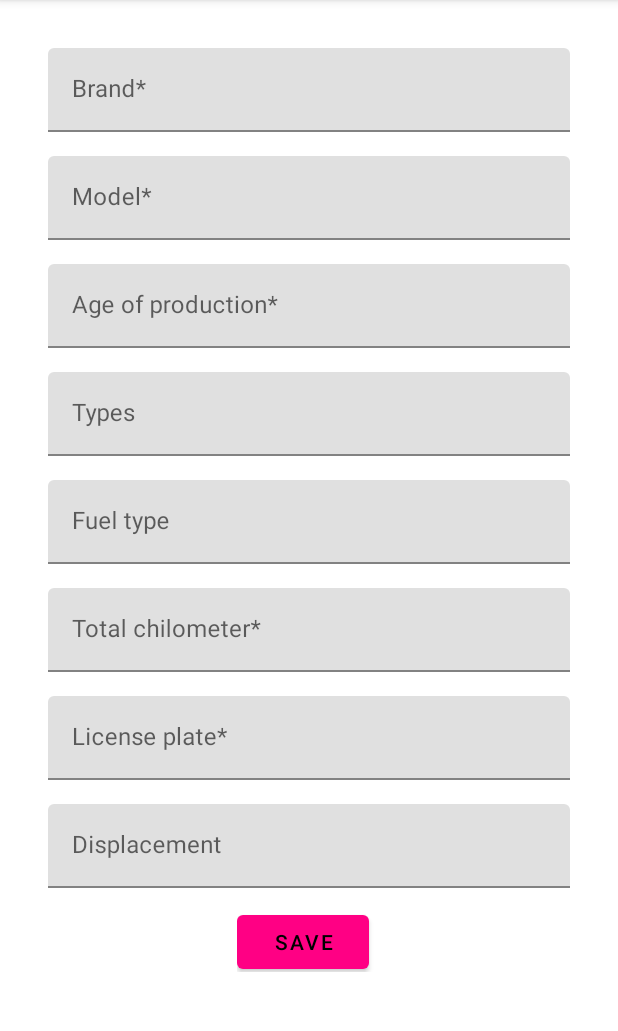
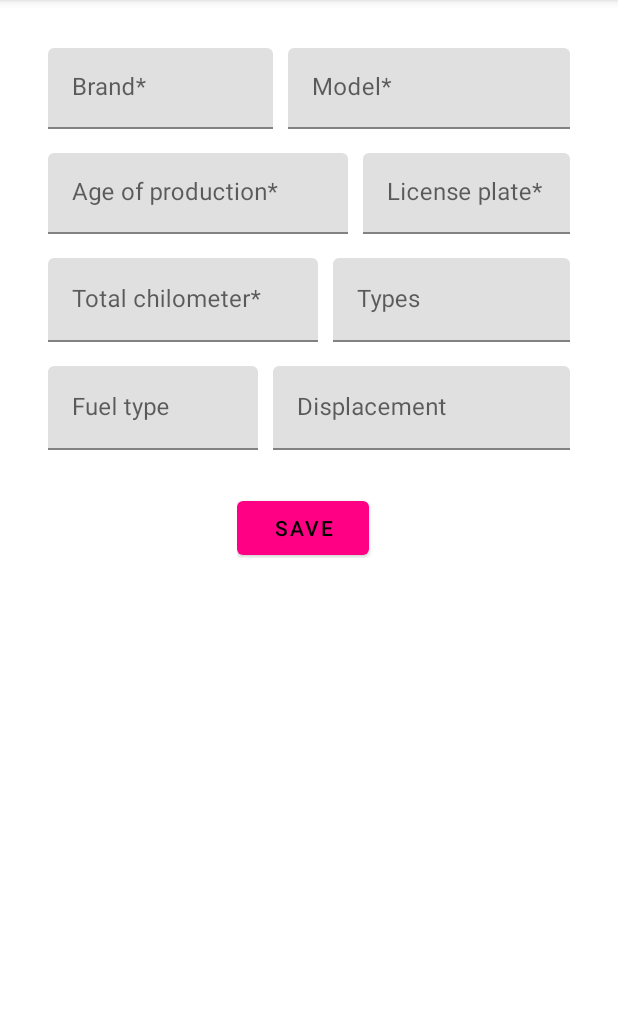
Before and after one commit to luigiiorio30/VehiclesList, an Android app: the AddCarsFragment screen opened through its navigation route, on a phone screen of 412 x 824 dp, the part 84-1115 px from its top. Run offline under Robolectric (Android 15) with nearby library versions, the phone set to English and light mode, and no system bars; our stand-ins replace navigation-ui.

Commit message:
Fixed portrait and landscape design of add car fragment

```diff
--- /dev/null
+++ b/app/src/main/res/layout-land/fragment_add_car.xml
@@ -0,0 +1,190 @@
+<?xml version="1.0" encoding="utf-8"?>
+<ScrollView xmlns:app="http://schemas.android.com/apk/res-auto"
+    xmlns:tools="http://schemas.android.com/tools"
+    android:layout_width="match_parent"
+    android:layout_height="match_parent"
+    xmlns:android="http://schemas.android.com/apk/res/android">
+<androidx.constraintlayout.widget.ConstraintLayout
+    android:layout_width="match_parent"
+    android:layout_height="match_parent"
+    android:layout_margin="16dp"
+    android:padding="16dp"
+    tools:context=".ui.AddCarsFragment">
+    <!-- TODO: Modify textbox -->
+    <com.google.android.material.textfield.TextInputLayout
+        android:id="@+id/name_label"
+        android:layout_width="400dp"
+        android:layout_height="56dp"
+        android:hint="@string/cars_name"
+        app:layout_constraintStart_toStartOf="parent"
+        app:layout_constraintTop_toTopOf="parent">
+
+        <com.google.android.material.textfield.TextInputEditText
+            android:id="@+id/name_input"
+            android:layout_width="match_parent"
+            android:layout_height="match_parent"
+            android:inputType="textAutoComplete"
+            android:maxLines="1"
+            android:singleLine="true" />
+
+    </com.google.android.material.textfield.TextInputLayout>
+
+    <com.google.android.material.textfield.TextInputLayout
+        android:id="@+id/model_name"
+        android:layout_width="0dp"
+        android:layout_height="54dp"
+        android:layout_marginStart="15dp"
+        android:hint="@string/cars_model"
+        app:layout_constraintEnd_toEndOf="parent"
+        app:layout_constraintStart_toEndOf="@+id/name_label"
+        app:layout_constraintTop_toTopOf="parent">
+
+        <com.google.android.material.textfield.TextInputEditText
+            android:id="@+id/model_input"
+            android:layout_width="match_parent"
+            android:layout_height="match_parent"
+            android:inputType="textAutoComplete"
+            android:maxLines="1" />
+
+    </com.google.android.material.textfield.TextInputLayout>
+
+    <com.google.android.material.textfield.TextInputLayout
+        android:id="@+id/age_label"
+        android:layout_width="221dp"
+        android:layout_height="56dp"
+        android:layout_marginTop="15dp"
+        android:hint="@string/age"
+        app:layout_constraintStart_toStartOf="parent"
+        app:layout_constraintTop_toBottomOf="@+id/name_label">
+
+        <com.google.android.material.textfield.TextInputEditText
+            android:id="@+id/age_input"
+            android:layout_width="match_parent"
+            android:layout_height="wrap_content"
+            android:inputType="number"
+            android:maxLength="4"
+            android:maxLines="1" />
+
+    </com.google.android.material.textfield.TextInputLayout>
+
+    <com.google.android.material.textfield.TextInputLayout
+        android:id="@+id/type"
+        android:layout_width="316dp"
+        android:layout_height="56dp"
+        android:layout_marginStart="15dp"
+        android:layout_marginTop="15dp"
+        android:hint="@string/type_cars"
+        app:layout_constraintStart_toEndOf="@+id/age_label"
+        app:layout_constraintTop_toBottomOf="@+id/model_name">
+
+        <com.google.android.material.textfield.TextInputEditText
+            android:id="@+id/type_input"
+            android:layout_width="316dp"
+            android:layout_height="wrap_content"
+            android:inputType="textMultiLine"
+            android:maxLines="1" />
+
+    </com.google.android.material.textfield.TextInputLayout>
+
+    <com.google.android.material.textfield.TextInputLayout
+        android:id="@+id/fuel"
+        android:layout_width="200dp"
+        android:layout_height="54dp"
+        android:layout_marginTop="16dp"
+        android:hint="@string/fuel"
+        app:layout_constraintStart_toStartOf="parent"
+        app:layout_constraintTop_toBottomOf="@id/type">
+
+        <com.google.android.material.textfield.TextInputEditText
+            android:id="@+id/fuel_input"
+            android:layout_width="match_parent"
+            android:layout_height="wrap_content"
+            android:inputType="textMultiLine"
+            android:maxLines="1" />
+
+    </com.google.android.material.textfield.TextInputLayout>
+
+    <com.google.android.material.textfield.TextInputLayout
+        android:id="@+id/chilometer"
+        android:layout_width="230dp"
+        android:layout_height="54dp"
+        android:layout_marginStart="15dp"
+        android:layout_marginTop="15dp"
+        android:hint="@string/chilometer"
+        app:layout_constraintStart_toEndOf="@+id/fuel"
+        app:layout_constraintTop_toBottomOf="@+id/type">
+
+        <com.google.android.material.textfield.TextInputEditText
+            android:id="@+id/chilometer_input"
+            android:layout_width="match_parent"
+            android:layout_height="wrap_content"
+            android:inputType="number"
+            android:maxLines="1" />
+
+    </com.google.android.material.textfield.TextInputLayout>
+
+    <com.google.android.material.textfield.TextInputLayout
+        android:id="@+id/license_plate"
+        android:layout_width="0dp"
+        android:layout_height="56dp"
+        android:layout_marginStart="15dp"
+        android:layout_marginTop="15dp"
+        android:hint="@string/license_plate"
+        app:layout_constraintEnd_toEndOf="parent"
+        app:layout_constraintStart_toEndOf="@+id/chilometer"
+        app:layout_constraintTop_toBottomOf="@+id/displacement">
+
+        <com.google.android.material.textfield.TextInputEditText
+            android:id="@+id/license_input"
+            android:layout_width="match_parent"
+            android:layout_height="wrap_content"
+            android:inputType="textMultiLine"
+            android:maxLength="7"
+            android:maxLines="1" />
+
+    </com.google.android.material.textfield.TextInputLayout>
+
+    <com.google.android.material.textfield.TextInputLayout
+        android:id="@+id/displacement"
+        android:layout_width="0dp"
+        android:layout_height="54dp"
+        android:layout_marginStart="15dp"
+        android:layout_marginTop="15dp"
+        android:hint="@string/displacement"
+        app:layout_constraintEnd_toEndOf="parent"
+        app:layout_constraintStart_toEndOf="@+id/type"
+        app:layout_constraintTop_toBottomOf="@+id/model_name">
+
+        <com.google.android.material.textfield.TextInputEditText
+            android:id="@+id/displacement_input"
+            android:layout_width="match_parent"
+            android:layout_height="wrap_content"
+            android:inputType="number"
+            android:maxLines="1" />
+
+    </com.google.android.material.textfield.TextInputLayout>
+
+    <LinearLayout
+        android:layout_width="wrap_content"
+        android:layout_height="wrap_content"
+        android:layout_marginTop="15dp"
+        android:gravity="center"
+        android:orientation="horizontal"
+        app:layout_constraintBottom_toBottomOf="parent"
+        app:layout_constraintEnd_toEndOf="parent"
+        app:layout_constraintStart_toStartOf="parent"
+        app:layout_constraintTop_toBottomOf="@+id/license_plate">
+
+        <com.google.android.material.button.MaterialButton
+            android:id="@+id/save_btn"
+            android:layout_width="wrap_content"
+            android:layout_height="wrap_content"
+            android:layout_marginTop="8dp"
+            android:layout_marginEnd="8dp"
+            android:text="@string/save" />
+
+        <!-- TODO: Fix layout for better user experience-->
+
+    </LinearLayout>
+</androidx.constraintlayout.widget.ConstraintLayout>
+</ScrollView>
--- a/app/src/main/res/layout/fragment_add_car.xml
+++ b/app/src/main/res/layout/fragment_add_car.xml
@@ -1,10 +1,11 @@
 <?xml version="1.0" encoding="utf-8"?>
-<ScrollView android:layout_width="match_parent"
+<ScrollView xmlns:app="http://schemas.android.com/apk/res-auto"
+    xmlns:tools="http://schemas.android.com/tools"
+    android:layout_width="match_parent"
     android:layout_height="match_parent"
     xmlns:android="http://schemas.android.com/apk/res/android">
-<androidx.constraintlayout.widget.ConstraintLayout xmlns:android="http://schemas.android.com/apk/res/android"
-    xmlns:app="http://schemas.android.com/apk/res-auto"
-    xmlns:tools="http://schemas.android.com/tools"
+
+    <androidx.constraintlayout.widget.ConstraintLayout
         android:layout_width="match_parent"
         android:layout_height="match_parent"
         android:layout_margin="16dp"
@@ -13,8 +14,8 @@
         <!-- TODO: Modify textbox -->
         <com.google.android.material.textfield.TextInputLayout
             android:id="@+id/name_label"
-        android:layout_width="match_parent"
-        android:layout_height="wrap_content"
+            android:layout_width="150dp"
+            android:layout_height="54dp"
             android:hint="@string/cars_name"
             app:layout_constraintStart_toStartOf="parent"
             app:layout_constraintTop_toTopOf="parent">
@@ -31,103 +32,108 @@
 
         <com.google.android.material.textfield.TextInputLayout
             android:id="@+id/model_name"
-        android:layout_width="match_parent"
-        android:layout_height="wrap_content"
-        android:layout_marginTop="16dp"
+            android:layout_width="0dp"
+            android:layout_height="54dp"
+            android:layout_marginStart="10dp"
             android:hint="@string/cars_model"
-        app:layout_constraintStart_toStartOf="parent"
-        app:layout_constraintTop_toBottomOf="@id/name_label">
+            app:layout_constraintEnd_toEndOf="parent"
+            app:layout_constraintStart_toEndOf="@+id/name_label"
+            app:layout_constraintTop_toTopOf="parent">
 
             <com.google.android.material.textfield.TextInputEditText
                 android:id="@+id/model_input"
                 android:layout_width="match_parent"
-            android:maxLines="1"
                 android:layout_height="match_parent"
-            android:inputType="textAutoComplete" />
+                android:inputType="textAutoComplete"
+                android:maxLines="1" />
 
         </com.google.android.material.textfield.TextInputLayout>
 
         <com.google.android.material.textfield.TextInputLayout
             android:id="@+id/age_label"
-        android:layout_width="match_parent"
-        android:layout_height="wrap_content"
+            android:layout_width="200dp"
+            android:layout_height="54dp"
             android:layout_marginTop="16dp"
             android:hint="@string/age"
             app:layout_constraintStart_toStartOf="parent"
-        app:layout_constraintTop_toBottomOf="@id/model_name">
+            app:layout_constraintTop_toBottomOf="@+id/name_label">
 
             <com.google.android.material.textfield.TextInputEditText
                 android:id="@+id/age_input"
                 android:layout_width="match_parent"
                 android:layout_height="wrap_content"
+                android:inputType="number"
                 android:maxLength="4"
+                android:maxLines="1" />
+
+        </com.google.android.material.textfield.TextInputLayout>
+
+        <com.google.android.material.textfield.TextInputLayout
+            android:id="@+id/type"
+            android:layout_width="0dp"
+            android:layout_height="wrap_content"
+            android:layout_marginStart="10dp"
+            android:layout_marginTop="16dp"
+            android:hint="@string/type_cars"
+            app:layout_constraintEnd_toEndOf="parent"
+            app:layout_constraintStart_toEndOf="@+id/chilometer"
+            app:layout_constraintTop_toBottomOf="@+id/license_plate">
+
+            <com.google.android.material.textfield.TextInputEditText
+                android:id="@+id/type_input"
+                android:layout_width="match_parent"
+                android:layout_height="wrap_content"
+                android:inputType="textMultiLine"
+                android:maxLines="1" />
+
+        </com.google.android.material.textfield.TextInputLayout>
+
+        <com.google.android.material.textfield.TextInputLayout
+            android:id="@+id/fuel"
+            android:layout_width="140dp"
+            android:layout_height="wrap_content"
+            android:layout_marginTop="16dp"
+            android:hint="@string/fuel"
+            app:layout_constraintStart_toStartOf="parent"
+            app:layout_constraintTop_toBottomOf="@+id/type">
+
+            <com.google.android.material.textfield.TextInputEditText
+                android:id="@+id/fuel_input"
+                android:layout_width="match_parent"
+                android:layout_height="wrap_content"
+                android:inputType="textMultiLine"
+                android:maxLines="1" />
+
+        </com.google.android.material.textfield.TextInputLayout>
+
+        <com.google.android.material.textfield.TextInputLayout
+            android:id="@+id/chilometer"
+            android:layout_width="180dp"
+            android:layout_height="wrap_content"
+            android:layout_marginTop="16dp"
+            android:hint="@string/chilometer"
+            app:layout_constraintStart_toStartOf="parent"
+            app:layout_constraintTop_toBottomOf="@+id/age_label">
+
+            <com.google.android.material.textfield.TextInputEditText
+                android:id="@+id/chilometer_input"
+                android:layout_width="match_parent"
+                android:layout_height="match_parent"
                 android:inputType="number"
                 android:maxLines="1" />
 
         </com.google.android.material.textfield.TextInputLayout>
 
         <com.google.android.material.textfield.TextInputLayout
-        android:id="@+id/type"
-        android:layout_width="match_parent"
-        android:layout_height="wrap_content"
-        android:layout_marginTop="16dp"
-        android:hint="@string/type_cars"
-        app:layout_constraintStart_toStartOf="parent"
-        app:layout_constraintTop_toBottomOf="@id/age_label">
-
-        <com.google.android.material.textfield.TextInputEditText
-            android:id="@+id/type_input"
-            android:layout_width="match_parent"
-            android:layout_height="wrap_content"
-            android:inputType="textMultiLine"
-            android:maxLines="1"  />
-
-    </com.google.android.material.textfield.TextInputLayout>
-
-    <com.google.android.material.textfield.TextInputLayout
-        android:id="@+id/fuel"
-        android:layout_width="match_parent"
-        android:layout_height="wrap_content"
-        android:layout_marginTop="16dp"
-        android:hint="@string/fuel"
-        app:layout_constraintStart_toStartOf="parent"
-        app:layout_constraintTop_toBottomOf="@id/type">
-
-        <com.google.android.material.textfield.TextInputEditText
-            android:id="@+id/fuel_input"
-            android:layout_width="match_parent"
-            android:layout_height="wrap_content"
-            android:inputType="textMultiLine"
-            android:maxLines="1"  />
-
-    </com.google.android.material.textfield.TextInputLayout>
-
-    <com.google.android.material.textfield.TextInputLayout
-        android:id="@+id/chilometer"
-        android:layout_width="match_parent"
-        android:layout_height="wrap_content"
-        android:layout_marginTop="16dp"
-        android:hint="@string/chilometer"
-        app:layout_constraintStart_toStartOf="parent"
-        app:layout_constraintTop_toBottomOf="@id/fuel">
-
-        <com.google.android.material.textfield.TextInputEditText
-            android:id="@+id/chilometer_input"
-            android:layout_width="match_parent"
-            android:layout_height="wrap_content"
-            android:inputType="number"
-            android:maxLines="1"  />
-
-    </com.google.android.material.textfield.TextInputLayout>
-
-    <com.google.android.material.textfield.TextInputLayout
             android:id="@+id/license_plate"
-        android:layout_width="match_parent"
-        android:layout_height="wrap_content"
+            android:layout_width="0dp"
+            android:layout_height="54dp"
+            android:layout_marginStart="10dp"
             android:layout_marginTop="16dp"
             android:hint="@string/license_plate"
-        app:layout_constraintStart_toStartOf="parent"
-        app:layout_constraintTop_toBottomOf="@id/chilometer">
+            app:layout_constraintEnd_toEndOf="parent"
+            app:layout_constraintStart_toEndOf="@+id/age_label"
+            app:layout_constraintTop_toBottomOf="@+id/model_name">
 
             <com.google.android.material.textfield.TextInputEditText
                 android:id="@+id/license_input"
@@ -135,44 +141,47 @@
                 android:layout_height="wrap_content"
                 android:inputType="textMultiLine"
                 android:maxLength="7"
-            android:maxLines="1"  />
+                android:maxLines="1" />
 
         </com.google.android.material.textfield.TextInputLayout>
 
         <com.google.android.material.textfield.TextInputLayout
             android:id="@+id/displacement"
-        android:layout_width="match_parent"
+            android:layout_width="0dp"
             android:layout_height="wrap_content"
+            android:layout_marginStart="10dp"
             android:layout_marginTop="16dp"
             android:hint="@string/displacement"
-        app:layout_constraintStart_toStartOf="parent"
-        app:layout_constraintTop_toBottomOf="@id/license_plate">
+            app:layout_constraintEnd_toEndOf="parent"
+            app:layout_constraintStart_toEndOf="@+id/fuel"
+            app:layout_constraintTop_toBottomOf="@+id/type">
 
             <com.google.android.material.textfield.TextInputEditText
                 android:id="@+id/displacement_input"
                 android:layout_width="match_parent"
                 android:layout_height="wrap_content"
                 android:inputType="number"
-            android:maxLines="1"  />
+                android:maxLines="1" />
 
         </com.google.android.material.textfield.TextInputLayout>
 
         <LinearLayout
             android:layout_width="wrap_content"
             android:layout_height="wrap_content"
+            android:layout_marginTop="16dp"
             android:gravity="center"
             android:orientation="horizontal"
             app:layout_constraintBottom_toBottomOf="parent"
             app:layout_constraintEnd_toEndOf="parent"
             app:layout_constraintStart_toStartOf="parent"
-        app:layout_constraintTop_toBottomOf="@id/displacement">
+            app:layout_constraintTop_toBottomOf="@+id/displacement">
 
             <com.google.android.material.button.MaterialButton
                 android:id="@+id/save_btn"
                 android:layout_width="wrap_content"
                 android:layout_height="wrap_content"
+                android:layout_marginTop="8dp"
                 android:layout_marginEnd="8dp"
-            android:layout_marginTop="8dp"
                 android:text="@string/save" />
 
             <!-- TODO: Fix layout for better user experience-->
```
Lines whose indentation alone changed are shown as unchanged.
